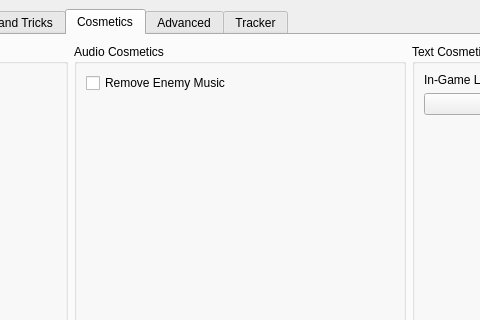
This is gui/ui/main.ui in mint-choc-chip-skyblade/sshd-rando as Qt 5 draws it before an edit; both pictures show x 623 to 1103 and y 0 to 320 of the 1387 by 845 pixel window. The edited form follows.
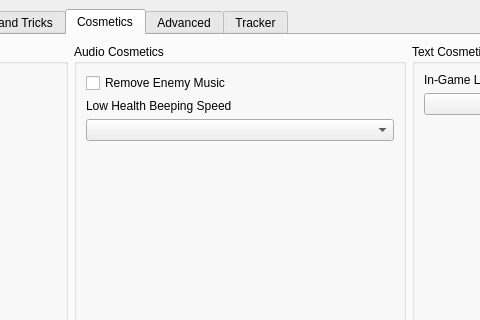
This is the edited form. Custom widgets are drawn as their Qt base class.

Commit message: Add setting to control the low health beeping sound

```diff
--- a/gui/ui/main.ui
+++ b/gui/ui/main.ui
@@ -3100,6 +3100,16 @@
              </property>
             </widget>
            </item>
+           <item>
+            <widget class="QLabel" name="low_health_beeping_speed_label">
+             <property name="text">
+              <string>Low Health Beeping Speed</string>
+             </property>
+            </widget>
+           </item>
+           <item>
+            <widget class="QComboBox" name="setting_low_health_beeping_speed"/>
+           </item>
            <item>
             <spacer name="audio_cosmetics_vspacer">
              <property name="orientation">
```
The commit also changes 4 other files.
